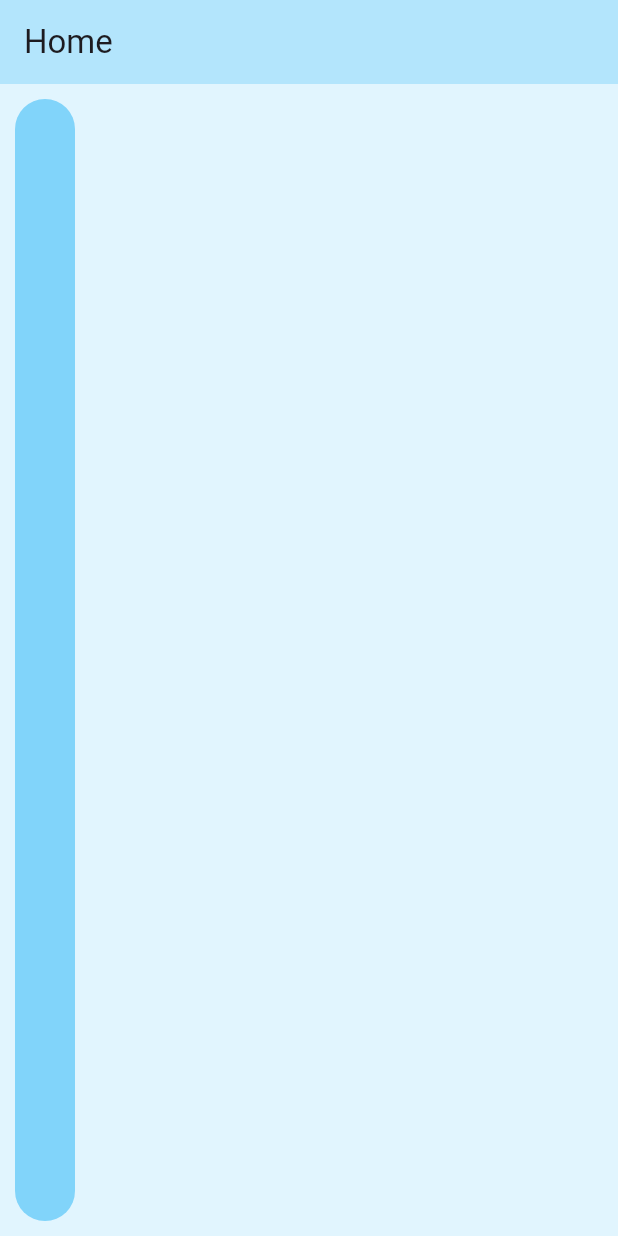
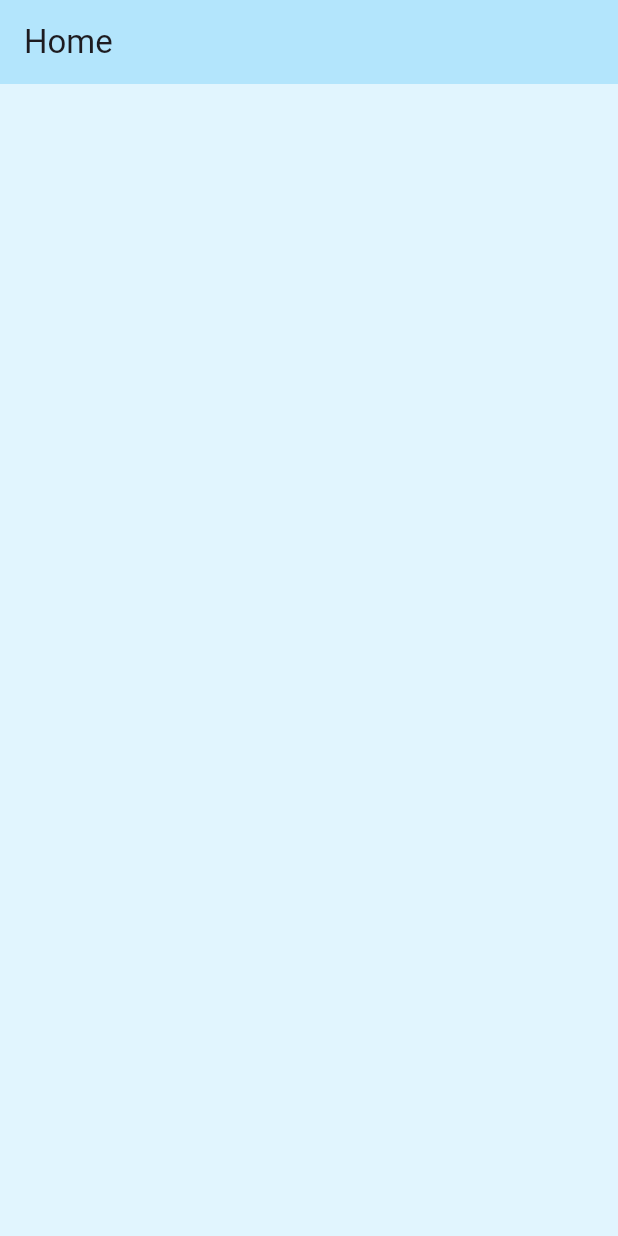
Before and after one commit to 54-xenon/AnkiCards-Flutter, a Flutter app: the screen it shows after launch, on a phone screen of 412 x 824 dp. Run offline on Flutter 3.47's test engine with Material 3 defaults, Android fonts, the phone set to English and light mode, and no system bars.

Commit message:
ちょっとデッキとの概念とかをもう一回考え直す

```diff
--- a/lib/screens/home_page.dart
+++ b/lib/screens/home_page.dart
@@ -1,4 +1,3 @@
-import 'package:ankicards/widget/deckContainer.dart';
 import 'package:flutter/material.dart';
 
 class HomePage extends StatelessWidget {
@@ -16,7 +15,7 @@ class HomePage extends StatelessWidget {
           horizontal: 10,  //横方向
           vertical: 10  //縦歩行
         ),
-        child: MyWidget(),
+        child: Container(),
       ),
     );
   }
--- a/lib/widget/deckContainer.dart
+++ /dev/null
@@ -1,29 +0,0 @@
-import 'package:flutter/material.dart';
-
-class MyWidget extends StatelessWidget {
-  const MyWidget({super.key});
-
-  @override
-  Widget build(BuildContext context) {
-    return Container(
-      padding: const EdgeInsets.symmetric(
-        horizontal: 20,
-        vertical: 16,
-      ),
-      decoration: BoxDecoration(
-        color: Colors.lightBlue[200],
-        borderRadius: BorderRadius.circular(32),
-      ),
-      child: Column(
-        children: [
-          // デッキのタイトル
-
-          // 作成び
-
-          // タグ一覧
-
-        ],
-      ),
-    );
-  }
-}
```
Also changed, not shown: lib/models/deck.dart (deleted).
